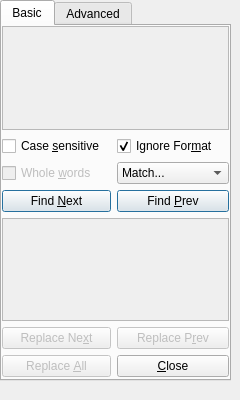
This is src/frontends/qt4/ui/FindAndReplaceUi.ui in cburschka/lyx as Qt 5 draws it before an edit. The edited form follows.
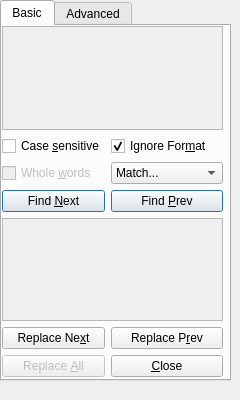
This is the edited form. Custom widgets are drawn as their Qt base class.

Commit message: FindAdvSearch. Next patch from Tommaso. http://www.mail-archive.com/lyx-devel@lists.lyx.org/msg147338.html

The edit to the form file:
```diff
--- a/src/frontends/qt4/ui/FindAndReplaceUi.ui
+++ b/src/frontends/qt4/ui/FindAndReplaceUi.ui
@@ -66,7 +66,7 @@
       <rect>
        <x>0</x>
        <y>0</y>
-       <width>227</width>
+       <width>221</width>
        <height>351</height>
       </rect>
      </property>
@@ -90,8 +90,8 @@
           <rect>
            <x>0</x>
            <y>0</y>
-           <width>221</width>
-           <height>85</height>
+           <width>215</width>
+           <height>89</height>
           </rect>
          </property>
         </widget>
@@ -123,7 +123,7 @@
       <item row="5" column="0" >
        <widget class="QPushButton" name="replaceNextPB" >
         <property name="enabled" >
-         <bool>false</bool>
+         <bool>true</bool>
         </property>
         <property name="text" >
          <string>Replace Ne&amp;xt</string>
@@ -163,8 +163,8 @@
           <rect>
            <x>0</x>
            <y>0</y>
-           <width>221</width>
-           <height>85</height>
+           <width>215</width>
+           <height>89</height>
           </rect>
          </property>
         </widget>
@@ -186,7 +186,7 @@
       <item row="5" column="1" >
        <widget class="QPushButton" name="replacePrevPB" >
         <property name="enabled" >
-         <bool>false</bool>
+         <bool>true</bool>
         </property>
         <property name="text" >
          <string>Replace P&amp;rev</string>
```
The commit also changes 4 other files.
